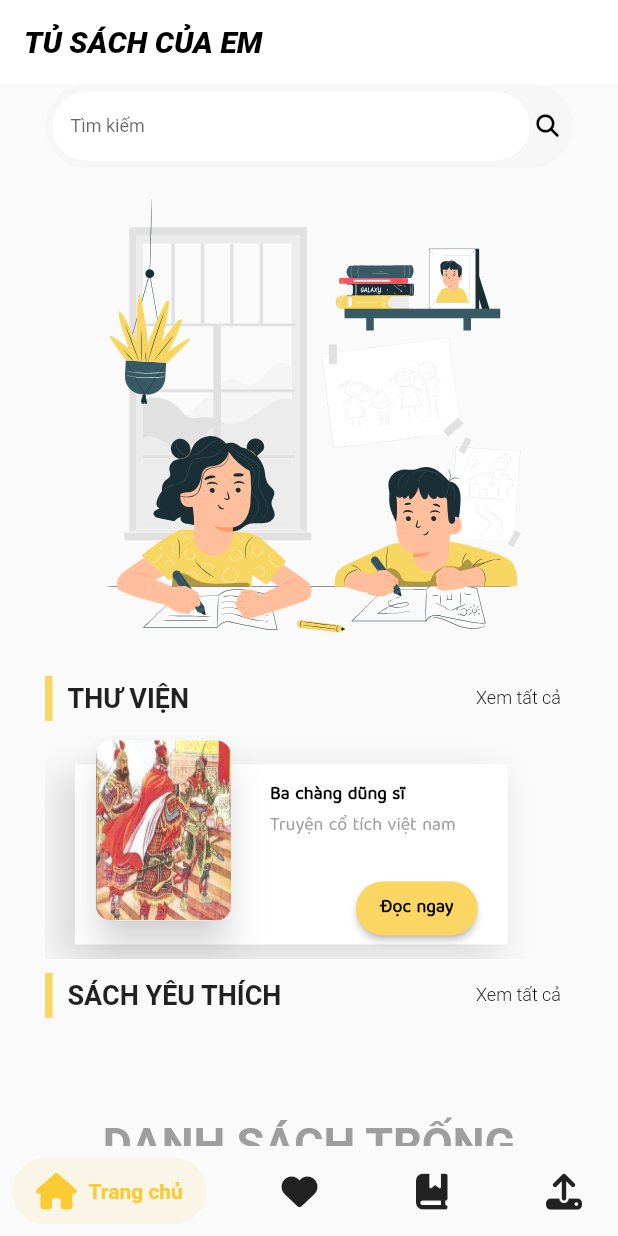
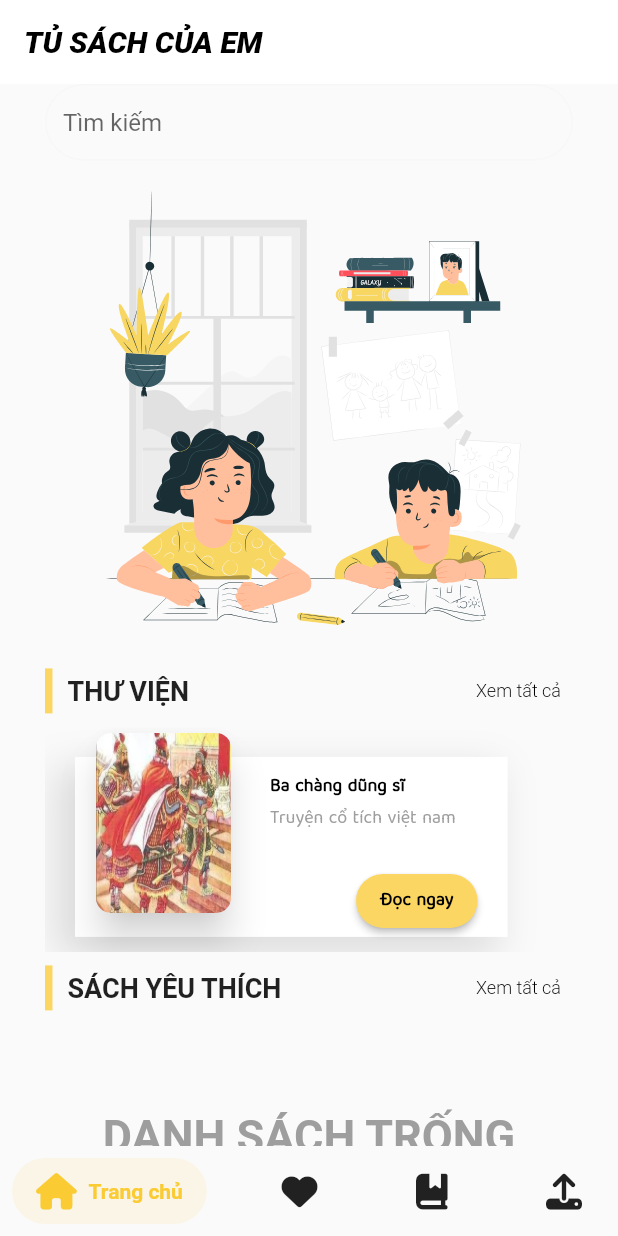
Before and after one commit to Tris1702/Reading_Book_4K, a Flutter app: the screen it shows after launch, on a phone screen of 412 x 824 dp. Run offline on Flutter 3.47's test engine with Material 2 defaults, Android fonts, the phone set to English and light mode, and no system bars; drawn by our look-alikes of flutter_typeahead, lottie, salomon_bottom_bar; our stand-ins replace file_picker, flutter_tts, font_awesome_flutter, get_it, rxdart, shared_preferences and 1 more; missing offline and left inert: pdf_text; accounts and stored records are empty; statements that could not run were skipped.

Commit message:
Improved UI

```diff
--- a/lib/assets/app_string.dart
+++ b/lib/assets/app_string.dart
@@ -21,4 +21,5 @@ class AppString {
   static const opening = 'TRI THỨC\nlà\nSỨC MẠNH';
   static const readNow = 'Đọc ngay';
   static const search = 'Tìm kiếm';
+  static const uploading = 'Đang tải...';
 }
--- a/lib/page/home/home_bloc.dart
+++ b/lib/page/home/home_bloc.dart
@@ -1,5 +1,6 @@
 import 'package:reading_book_4k/base/bloc_base.dart';
 import 'package:reading_book_4k/config/app_route.dart';
+import 'package:reading_book_4k/services/titles_service.dart';
 import 'package:rxdart/rxdart.dart';
 
 import '../../data/titles.dart';
@@ -24,4 +25,8 @@ class HomeBloc extends BlocBase {
   Future<List<Titles>> getFav() async {
     return await fav.getStories();
   }
+
+  Future<List<Titles>> getSuggestions(String pattern) async {
+    return TitleService.titles.where((element) => element.name.contains(pattern)).toList();
+  }
 }
--- a/lib/page/home/home_screen.dart
+++ b/lib/page/home/home_screen.dart
@@ -1,6 +1,8 @@
 import 'package:flutter/material.dart';
+import 'package:flutter_typeahead/flutter_typeahead.dart';
 import 'package:font_awesome_flutter/font_awesome_flutter.dart';
 import 'package:lottie/lottie.dart';
+
 import 'package:reading_book_4k/assets/app_dimen.dart';
 import 'package:reading_book_4k/assets/app_string.dart';
 import 'package:reading_book_4k/components/book_cell.dart';
@@ -16,25 +18,33 @@ class HomeScreen extends StatefulWidget {
   State<HomeScreen> createState() => _HomeScreenState();
 }
 
-class _HomeScreenState extends State<HomeScreen> {
+class _HomeScreenState extends State<HomeScreen>
+    with SingleTickerProviderStateMixin {
   HomeBloc bloc = HomeBloc();
+  late AnimationController _controller;
+  @override
+  void initState() {
+    _controller = AnimationController(vsync: this);
+    super.initState();
+  }
 
   @override
   void dispose() {
     bloc.dispose();
+    _controller.dispose();
     super.dispose();
   }
 
   @override
   Widget build(BuildContext context) {
     bloc.init();
-    return Padding(
-      padding: const EdgeInsets.symmetric(horizontal: 30.0),
-      child: SingleChildScrollView(
+    return SingleChildScrollView(
+      child: Padding(
+        padding: const EdgeInsets.symmetric(horizontal: 30.0),
         child: Column(
           children: [
-            searchBar(),
-            banner(context),
+            searchBar(bloc),
+            banner(context, _controller),
             stories(AppString.library, context, bloc, widget.callToNav),
             stories(AppString.favList, context, bloc, widget.callToNav),
           ],
@@ -44,68 +54,56 @@ class _HomeScreenState extends State<HomeScreen> {
   }
 }
 
-Widget searchBar() {
-  return Container(
-    decoration: const BoxDecoration(
-      color: AppColor.searchBarColor,
-      borderRadius: BorderRadius.all(
-        Radius.circular(30.0),
+Widget searchBar(HomeBloc bloc) {
+  return TypeAheadField(
+    textFieldConfiguration: TextFieldConfiguration(
+      cursorColor: AppColor.selectedColor,
+      autofocus: false,
+      decoration: InputDecoration(
+        isDense: true,
+        focusedBorder: OutlineInputBorder(
+          borderRadius: BorderRadius.circular(40.0),
+          borderSide:
+              const BorderSide(color: AppColor.selectedColor, width: 1.0),
+        ),
+        enabledBorder: OutlineInputBorder(
+          borderRadius: BorderRadius.circular(40.0),
+          borderSide:
+              const BorderSide(color: AppColor.searchBarColor, width: 1.0),
+        ),
+        hoverColor: AppColor.selectedColor,
+        hintText: AppString.search,
       ),
     ),
-    child: Row(
-      children: [
-        const SizedBox(
-          width: 5.0,
-        ),
-        Expanded(
-          child: Padding(
-            padding: const EdgeInsets.symmetric(vertical: 5.0),
-            child: TextField(
-              style: const TextStyle(fontSize: AppDimen.textSizeSubtext),
-              cursorColor: Colors.black,
-              decoration: InputDecoration(
-                isDense: true,
-                hintText: AppString.search,
-                fillColor: Colors.white,
-                filled: true,
-                focusedBorder: OutlineInputBorder(
-                  borderSide: const BorderSide(
-                      style: BorderStyle.none, color: Colors.white, width: 0.0),
-                  borderRadius: BorderRadius.circular(40.0),
-                ),
-                enabledBorder: OutlineInputBorder(
-                  borderSide: const BorderSide(
-                      style: BorderStyle.none, color: Colors.white, width: 0.0),
-                  borderRadius: BorderRadius.circular(40.0),
-                ),
-              ),
-            ),
-          ),
-        ),
-        IconButton(
-          onPressed: () {},
-          padding: EdgeInsets.zero,
-          constraints: const BoxConstraints(),
-          icon: const FaIcon(
-            FontAwesomeIcons.magnifyingGlass,
-            color: Colors.black,
-            size: 15.0,
-          ),
-        ),
-        const SizedBox(
-          width: 5.0,
-        )
-      ],
-    ),
+    suggestionsCallback: (pattern) async {
+      return await bloc.getSuggestions(pattern);
+    },
+    itemBuilder: (context, Titles suggestion) {
+      return ListTile(
+        leading: const FaIcon(FontAwesomeIcons.book),
+        title: Text(suggestion.name),
+      );
+    },
+    onSuggestionSelected: (Titles suggestion) =>
+        bloc.openStory(suggestion.name),
   );
 }
 
-Widget banner(BuildContext context) {
+Widget banner(BuildContext context, AnimationController _controller) {
   return SizedBox(
     height: MediaQuery.of(context).size.width * 0.8,
     width: MediaQuery.of(context).size.width * 0.8,
     child: FittedBox(
-      child: LottieBuilder.asset('assets/gifs/banner_gif.json'),
+      child: LottieBuilder.asset(
+        'assets/gifs/banner_gif.json',
+        controller: _controller,
+        onLoaded: (composition) {
+          _controller
+            ..duration = composition.duration
+            ..forward()
+            ..repeat();
+        },
+      ),
       fit: BoxFit.fill,
     ),
   );
--- a/lib/page/reading/reading_bloc.dart
+++ b/lib/page/reading/reading_bloc.dart
@@ -1,4 +1,5 @@
 import 'dart:developer';
+import 'dart:io';
 import 'package:flutter/material.dart';
 import 'package:flutter_tts/flutter_tts.dart';
 import 'package:reading_book_4k/assets/app_dimen.dart';
@@ -39,16 +40,18 @@ class ReadingBloc extends BlocBase {
     await flutterTts.setLanguage("vi-VN");
     await flutterTts
         .setVoice({"name": "vi-vn-x-vif-network", "locale": "vi-VN"});
+    await flutterTts.setSpeechRate(Platform.isAndroid ? 0.5 : 0.395);
     log('splitting');
 
     List<String> list =
         (text.isNotEmpty) ? text.split('.') : stories.value!.content.split('.');
     log('splitted');
+
     flutterTts.setQueueMode(1);
+
     indexText.sink.add((progress.value * list.length).floor());
     var i = indexText.value;
     await flutterTts.speak(list[i]);
-    // await _speak(sentence);
     flutterTts.setCompletionHandler(
       () async {
         if (i < list.length - 1) {
--- a/lib/services/database_service.dart
+++ b/lib/services/database_service.dart
@@ -54,4 +54,5 @@ class DatabaseService {
       content: maps[0]['content'],
     );
   }
+
 }
```
Also changed, not shown: lib/page/onphone/onphone_bloc.dart (+25 -5 lines), lib/page/onphone/onphone_screen.dart (+7 -7 lines), pubspec.yaml (+6 -1 lines), assets/images/logo.png (added), pubspec.lock, 22 other files.
